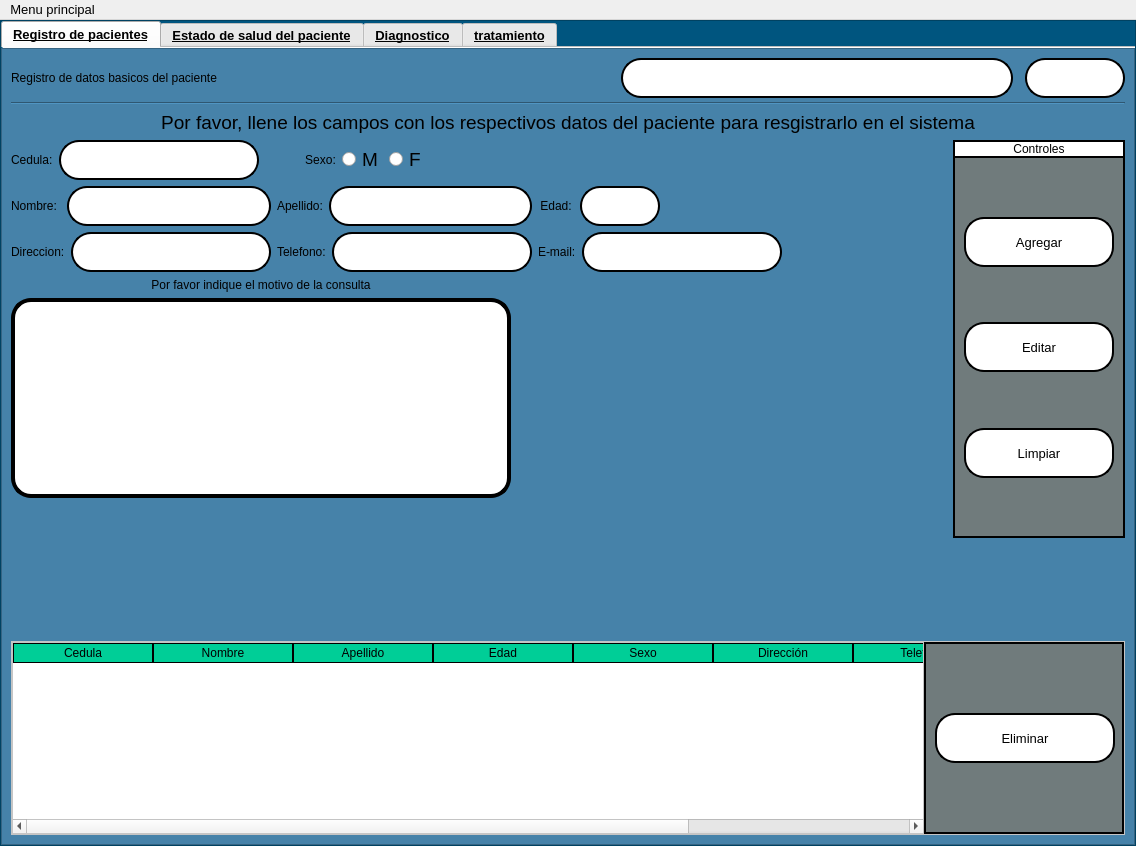
First picture: the form in interfaces/History.ui, repository Reinaldito04/App-Consultas-y-Historias-Medicas, before the edit.
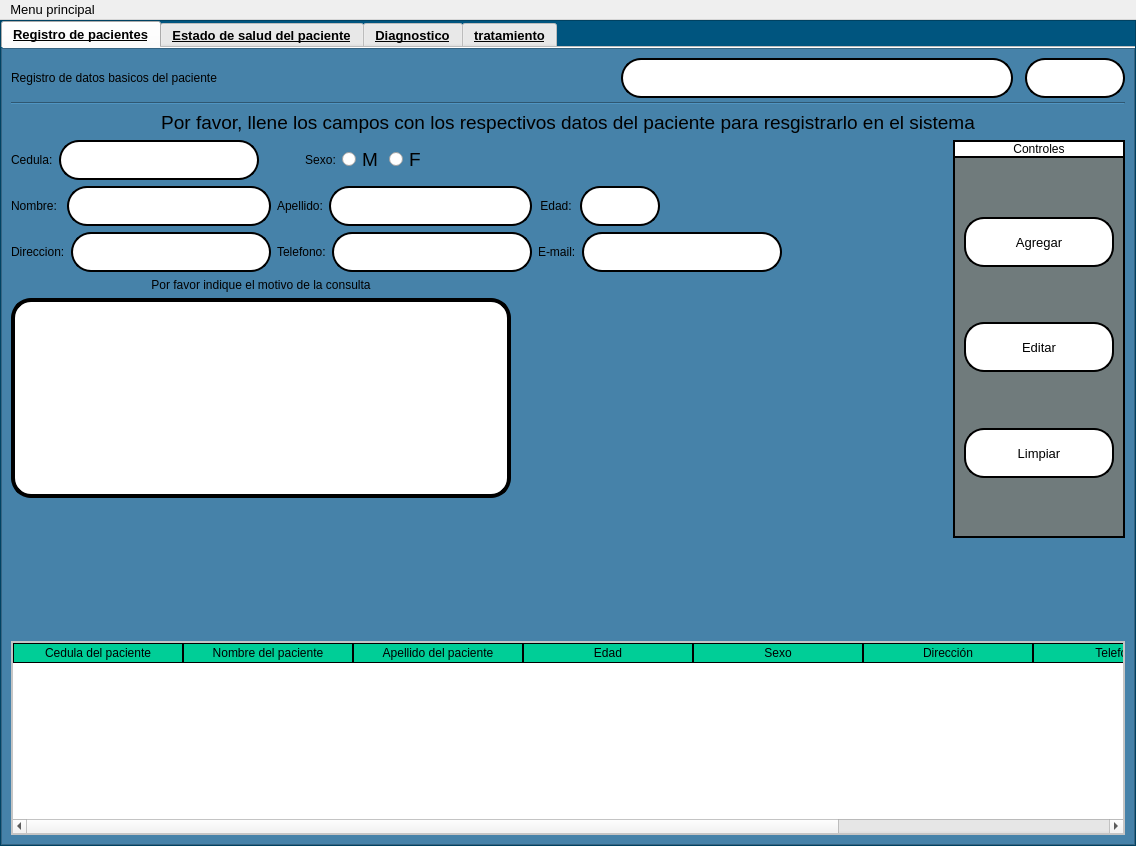
Second picture: the form after the edit. Icons and pictures are not drawn.

Commit message: Ajuste en la visualizacion de pacientes registrados

Diff of the .ui file:
```diff
--- a/interfaces/History.ui
+++ b/interfaces/History.ui
@@ -921,24 +921,24 @@
                     <string notr="true"/>
                    </property>
                    <attribute name="horizontalHeaderDefaultSectionSize">
-                    <number>140</number>
+                    <number>170</number>
                    </attribute>
                    <attribute name="horizontalHeaderStretchLastSection">
                     <bool>true</bool>
                    </attribute>
                    <column>
                     <property name="text">
-                     <string>Cedula</string>
+                     <string>Cedula del paciente</string>
                     </property>
                    </column>
                    <column>
                     <property name="text">
-                     <string>Nombre</string>
+                     <string>Nombre del paciente</string>
                     </property>
                    </column>
                    <column>
                     <property name="text">
-                     <string>Apellido</string>
+                     <string>Apellido del paciente</string>
                     </property>
                    </column>
                    <column>
@@ -968,104 +968,6 @@
                    </column>
                   </widget>
                  </item>
-                 <item>
-                  <widget class="QFrame" name="frame_3">
-                   <property name="minimumSize">
-                    <size>
-                     <width>200</width>
-                     <height>0</height>
-                    </size>
-                   </property>
-                   <property name="maximumSize">
-                    <size>
-                     <width>200</width>
-                     <height>16777215</height>
-                    </size>
-                   </property>
-                   <property name="styleSheet">
-                    <string notr="true">QFrame{
-background-color:#707B7C;
-border-radius: 0px;
-border: 2px solid rgb(0,0,0);
-}</string>
-                   </property>
-                   <property name="frameShape">
-                    <enum>QFrame::StyledPanel</enum>
-                   </property>
-                   <property name="frameShadow">
-                    <enum>QFrame::Raised</enum>
-                   </property>
-                   <layout class="QVBoxLayout" name="verticalLayout_12">
-                    <item>
-                     <layout class="QVBoxLayout" name="verticalLayout_11">
-                      <item>
-                       <spacer name="verticalSpacer_2">
-                        <property name="orientation">
-                         <enum>Qt::Vertical</enum>
-                        </property>
-                        <property name="sizeHint" stdset="0">
-                         <size>
-                          <width>20</width>
-                          <height>40</height>
-                         </size>
-                        </property>
-                       </spacer>
-                      </item>
-                      <item>
-                       <widget class="QPushButton" name="btn_delete">
-                        <property name="minimumSize">
-                         <size>
-                          <width>180</width>
-                          <height>50</height>
-                         </size>
-                        </property>
-                        <property name="maximumSize">
-                         <size>
-                          <width>120</width>
-                          <height>50</height>
-                         </size>
-                        </property>
-                        <property name="font">
-                         <font>
-                          <pointsize>10</pointsize>
-                          <weight>50</weight>
-                          <bold>false</bold>
-                          <underline>false</underline>
-                         </font>
-                        </property>
-                        <property name="text">
-                         <string>Eliminar</string>
-                        </property>
-                        <property name="icon">
-                         <iconset>
-                          <normaloff>ELEMENTOS GRAFICOS/varita-magica.png</normaloff>ELEMENTOS GRAFICOS/varita-magica.png</iconset>
-                        </property>
-                        <property name="iconSize">
-                         <size>
-                          <width>25</width>
-                          <height>25</height>
-                         </size>
-                        </property>
-                       </widget>
-                      </item>
-                      <item>
-                       <spacer name="verticalSpacer_3">
-                        <property name="orientation">
-                         <enum>Qt::Vertical</enum>
-                        </property>
-                        <property name="sizeHint" stdset="0">
-                         <size>
-                          <width>20</width>
-                          <height>40</height>
-                         </size>
-                        </property>
-                       </spacer>
-                      </item>
-                     </layout>
-                    </item>
-                   </layout>
-                  </widget>
-                 </item>
                 </layout>
                </widget>
               </item>
```
The commit also changes 4 other files.
